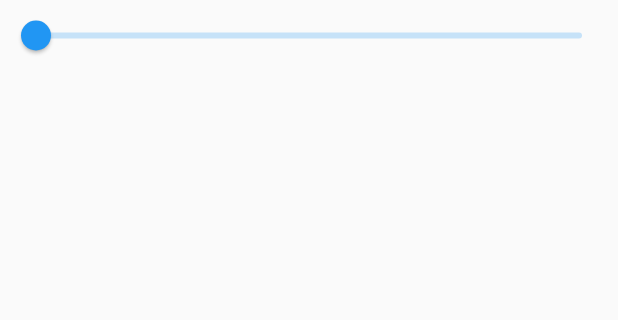
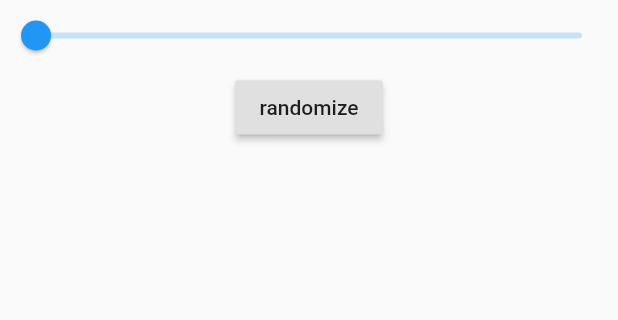
Before and after one commit to martindobrev/animated_digit_display, a Flutter app: the screen it shows after launch, on a phone screen of 412 x 824 dp, the part 137-457 px from its top. Run offline on Flutter 3.47's test engine with Material 2 defaults, Android fonts, the phone set to English and light mode, and no system bars.

Commit message:
Fixed state access of multiple digit counter

```diff
--- a/lib/main.dart
+++ b/lib/main.dart
@@ -1,31 +1,44 @@
+import 'dart:math';
+
 import 'package:animated_digit_display/multiple_digit_counter.dart';
 import 'package:flutter/material.dart';
 import 'package:provider/provider.dart';
 
 void main() => runApp(MyApp());
 
+/// global key to get to the counter's state
+final counterKey = GlobalKey();
+
 class MyApp extends StatelessWidget {
   // This widget is the root of your application.
   @override
   Widget build(BuildContext context) {
+
+  final digitCounter = MultipleDigitCounter(
+        10,
+        false,
+        const TextStyle(color: Colors.grey, fontSize: 30),
+        253,
+        const BoxDecoration(color: Colors.black), key: counterKey,);
+
     return MaterialApp(
         title: 'Animated Digit Display Demo',
         theme: ThemeData(
           primarySwatch: Colors.blue,
         ),
-        home: DigitDisplayDemo());
+        home: DigitDisplayDemo(digitCounter));
   }
 }
 
 class DigitDisplayDemo extends StatelessWidget {
+
+  final MultipleDigitCounter digitCounter;
+
+  DigitDisplayDemo(this.digitCounter);
+
   @override
   Widget build(BuildContext context) {
-    final digitWidget = MultipleDigitCounter(
-        10,
-        false,
-        const TextStyle(color: Colors.grey, fontSize: 30),
-        253,
-        const BoxDecoration(color: Colors.black));
+    final random = new Random();
     return ChangeNotifierProvider(
       builder: (_) => SliderValueProvider(),
       child: Scaffold(
@@ -33,7 +46,7 @@ class DigitDisplayDemo extends StatelessWidget {
           body: Center(
               child: Column(
             children: <Widget>[
-              digitWidget,
+              this.digitCounter,
               Consumer<SliderValueProvider>(
                 builder: (BuildContext _,
                     SliderValueProvider sliderValueProvider, Widget __) {
@@ -45,11 +58,11 @@ class DigitDisplayDemo extends StatelessWidget {
                         if (newValue.toInt() !=
                             sliderValueProvider.value.toInt()) {
                           sliderValueProvider.setValue(newValue.toInt());
-                          digitWidget.state.value = (newValue.toInt());
-                        }
+                          (counterKey.currentState as MultipleDigitCounterState).value = newValue.toInt();
+                            }
                       });
-                },
-              )
+                }
+              ), RaisedButton(onPressed: () => (counterKey.currentState as MultipleDigitCounterState).value = random.nextInt(50000), child: Text('randomize'))
             ],
           ))),
     );
--- a/lib/multiple_digit_counter.dart
+++ b/lib/multiple_digit_counter.dart
@@ -1,7 +1,11 @@
 import 'package:flutter/material.dart';
 import 'single_digit.dart';
 
+final counterKey = GlobalKey();
+
 class MultipleDigitCounter extends StatefulWidget {
+
+
 
   int initialValue;
   int numberOfDigits;
@@ -9,22 +13,23 @@ class MultipleDigitCounter extends StatefulWidget {
   final TextStyle textStyle;
   final BoxDecoration boxDecoration;
 
-  _MultipleDigitCounterState _state;
+
+
+  //MultipleDigitCounterState _state;
 
   /// state has to be accessible so that the value is accessible from the parent widget
-  _MultipleDigitCounterState get state => _state;
+  //MultipleDigitCounterState get state => _state;
 
-  MultipleDigitCounter(this.numberOfDigits, this.expandable, this.textStyle, this.initialValue, this.boxDecoration);
+  MultipleDigitCounter(this.numberOfDigits, this.expandable, this.textStyle, this.initialValue, this.boxDecoration, {Key key}): super(key: key);
 
   @override
-  _MultipleDigitCounterState createState() {
-    this._state = _MultipleDigitCounterState(this.numberOfDigits, this.expandable, this.initialValue, this.textStyle, this.boxDecoration);
-    return _state;
+  MultipleDigitCounterState createState() {
+    return  MultipleDigitCounterState(this.numberOfDigits, this.expandable, this.initialValue, this.textStyle, this.boxDecoration);
   }
 
 }
 
-class _MultipleDigitCounterState extends State<MultipleDigitCounter> {
+class MultipleDigitCounterState extends State<MultipleDigitCounter> {
 
   int numberOfDigits;
   bool expandable;
@@ -72,7 +77,7 @@ class _MultipleDigitCounterState extends State<MultipleDigitCounter> {
     return val;
   }
 
-  _MultipleDigitCounterState(this.numberOfDigits, this.expandable, this._value, this._textStyle, this._boxDecoration);
+  MultipleDigitCounterState(this.numberOfDigits, this.expandable, this._value, this._textStyle, this._boxDecoration);
 
   @override
   Widget build(BuildContext context) {
```
Also changed, not shown: 2 other files.
